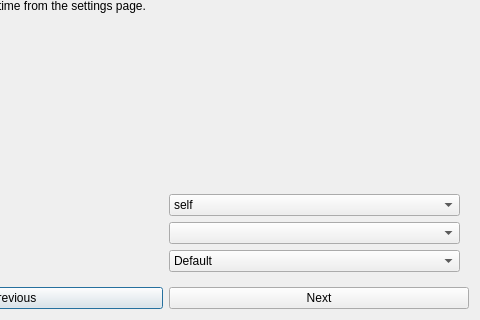
First picture: the form in src/gui/dialogues/firstrundialog.ui, repository fiffty-50/openPilotLog, before the edit; both pictures show x 148 to 628 and y 466 to 786 of the 628 by 786 pixel window.
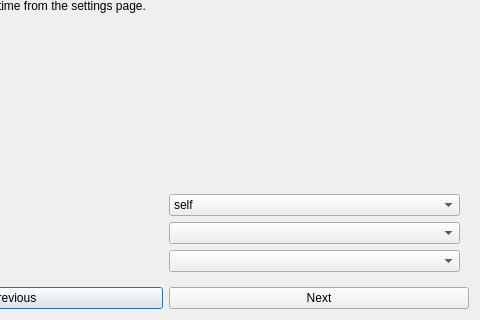
Second picture: the form after the edit. The open tabs and pages were chosen to show the change.

Diff of the .ui file:
```diff
--- a/src/gui/dialogues/firstrundialog.ui
+++ b/src/gui/dialogues/firstrundialog.ui
@@ -740,16 +740,6 @@
            <property name="toolTip">
             <string>&lt;html&gt;&lt;head/&gt;&lt;body&gt;&lt;p&gt;Determines how your logbook is displayed in the logbook tab. This has no influence on what details are logged, just on what is displayed by default.&lt;/p&gt;&lt;/body&gt;&lt;/html&gt;</string>
            </property>
-           <item>
-            <property name="text">
-             <string>Default</string>
-            </property>
-           </item>
-           <item>
-            <property name="text">
-             <string>EASA Part-FCL</string>
-            </property>
-           </item>
           </widget>
          </item>
         </layout>
```
Left out of the diff: 3 changed lines with no effect on the pictures.
